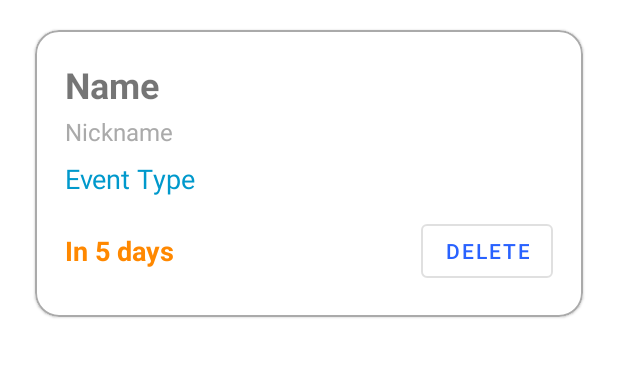
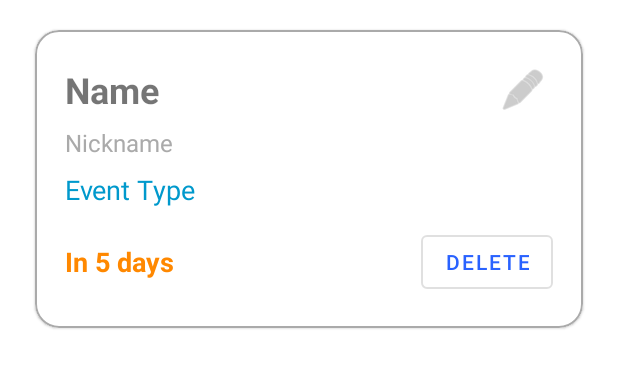
Before and after one commit to iamskp11/EventNotifier, an Android app: the layout event_featured_layout.xml on its own in the app's theme, with its tools: preview values and no code run, on a phone screen of 412 x 824 dp. Shown: the top 368 px of the screen. Run offline under Robolectric (Android 15) with nearby library versions, the phone set to English and light mode, and no system bars.

Commit message:
add edit functionality

```diff
--- a/app/src/main/res/layout/event_featured_layout.xml
+++ b/app/src/main/res/layout/event_featured_layout.xml
@@ -18,13 +18,31 @@
         android:orientation="vertical"
         android:padding="20dp">
 
-        <TextView
-            android:id="@+id/adap_name"
+        <LinearLayout
             android:layout_width="match_parent"
             android:layout_height="wrap_content"
-            android:text="Name"
-            android:textStyle="bold"
-            android:textSize="24sp" />
+            android:orientation="horizontal"
+            android:gravity="center_vertical">
+
+            <TextView
+                android:id="@+id/adap_name"
+                android:layout_width="0dp"
+                android:layout_height="wrap_content"
+                android:layout_weight="1"
+                android:text="Name"
+                android:textStyle="bold"
+                android:textSize="24sp" />
+
+            <ImageButton
+                android:id="@+id/btn_edit"
+                android:layout_width="40dp"
+                android:layout_height="40dp"
+                android:background="?attr/selectableItemBackgroundBorderless"
+                android:padding="8dp"
+                android:contentDescription="Edit"
+                android:src="@android:drawable/ic_menu_edit"
+                android:tint="@android:color/darker_gray" />
+        </LinearLayout>
 
         <TextView
             android:id="@+id/adap_nickname"
```
Also changed, not shown: app/src/main/java/com/example/eventnotifier/EventAdapter.java (+24 -0 lines), app/src/main/java/com/example/eventnotifier/MainActivity.java (+19 -2 lines), app/src/main/java/com/example/eventnotifier/MainActivity2.java (+45 -0 lines), app/src/main/res/layout/events_layout.xml (+10 -0 lines).
